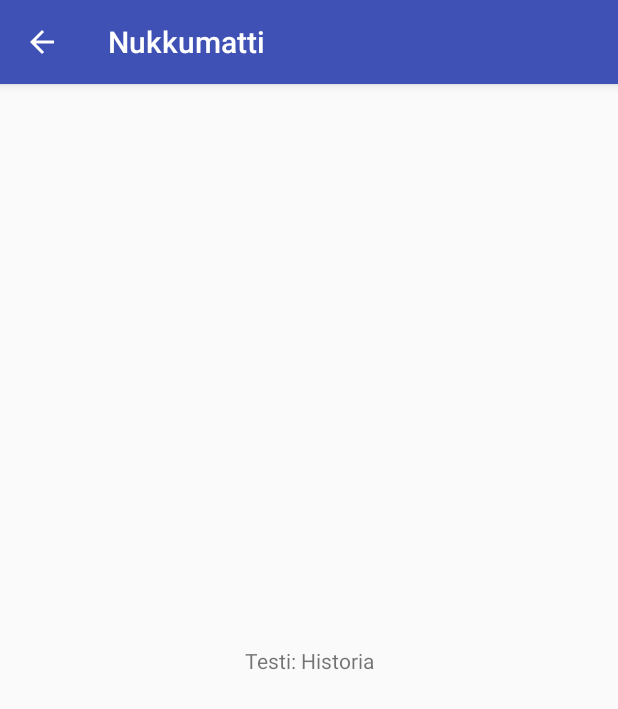
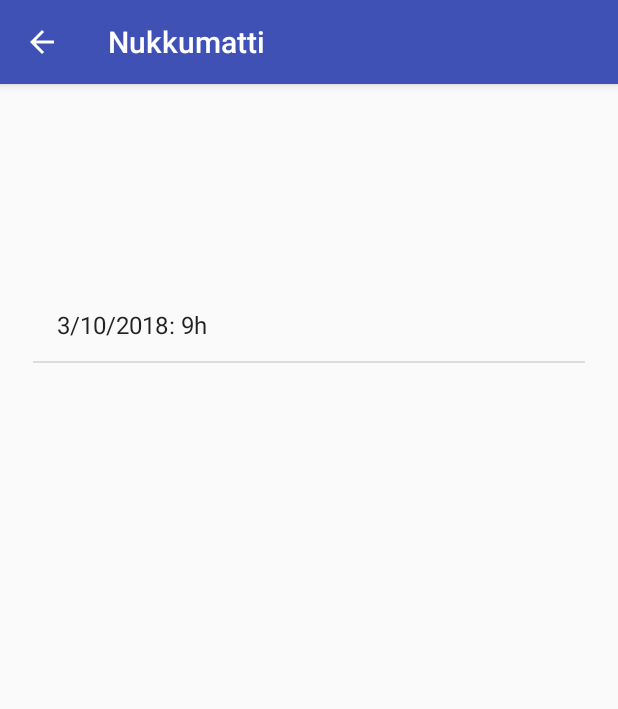
Before and after one commit to nakkijorma/Nukkumatti, an Android app: the screen it shows after launch (Historia), after a tap on "TILASTOT - SLEEP", on a phone screen of 412 x 824 dp. Shown: the top 709 px of the screen. Run offline under Robolectric (Android 15) with nearby library versions, the phone set to English and light mode, and no system bars.

Commit message:
Lista tehty

```diff
--- a/app/src/main/java/com/example/juuso/nukkumatti/Historia.java
+++ b/app/src/main/java/com/example/juuso/nukkumatti/Historia.java
@@ -2,6 +2,8 @@ package com.example.juuso.nukkumatti;
 
 import android.support.v7.app.AppCompatActivity;
 import android.os.Bundle;
+import android.widget.ArrayAdapter;
+import android.widget.ListView;
 
 public class Historia extends AppCompatActivity {
 
@@ -9,5 +11,15 @@ public class Historia extends AppCompatActivity {
     protected void onCreate(Bundle savedInstanceState) {
         super.onCreate(savedInstanceState);
         setContentView(R.layout.activity_historia);
+
+        ListView lv = findViewById(R.id.listview);
+
+        lv.setAdapter(new ArrayAdapter<Olio>(this, android.R.layout.simple_list_item_1, Lista.getInstance().getOliot()));
+
+
+
     }
+
+
+
 }
--- /dev/null
+++ b/app/src/main/java/com/example/juuso/nukkumatti/Lista.java
@@ -0,0 +1,23 @@
+package com.example.juuso.nukkumatti;
+
+import java.util.ArrayList;
+import java.util.List;
+
+class Lista {
+    private List<Olio> oliot;
+    private static final Lista ourInstance = new Lista();
+
+    static Lista getInstance() {
+        return ourInstance;
+    }
+
+    private Lista() {
+        oliot = new ArrayList<>();
+        oliot.add(new Olio("3/10/2018", 9));
+    }
+
+    public List<Olio> getOliot() {
+        return oliot;
+
+    }
+}
--- a/app/src/main/java/com/example/juuso/nukkumatti/MainActivity.java
+++ b/app/src/main/java/com/example/juuso/nukkumatti/MainActivity.java
@@ -5,6 +5,8 @@ import android.support.v7.app.AppCompatActivity;
 import android.os.Bundle;
 import android.view.View;
 import android.widget.Button;
+
+import java.util.ArrayList;
 
 
 public class MainActivity extends AppCompatActivity implements View.OnClickListener {
--- /dev/null
+++ b/app/src/main/java/com/example/juuso/nukkumatti/Olio.java
@@ -0,0 +1,23 @@
+package com.example.juuso.nukkumatti;
+
+public class Olio {
+    private String pvm;
+    private int tunnit;
+
+    public Olio(String pvm, int tunnit) {
+        this.pvm = pvm;
+        this.tunnit = tunnit;
+    }
+
+    public String getPvm() {
+        return this.pvm;
+    }
+
+    public int getTunnit() {
+        return this.tunnit;
+    }
+
+    public String toString() {
+        return this.pvm + ": " + this.tunnit + "h";
+    }
+}
--- a/app/src/main/res/layout/activity_historia.xml
+++ b/app/src/main/res/layout/activity_historia.xml
@@ -6,11 +6,10 @@
     android:layout_height="match_parent"
     tools:context=".Historia">
 
-    <TextView
-        android:id="@+id/textView4"
-        android:layout_width="wrap_content"
-        android:layout_height="wrap_content"
-        android:text="Testi: Historia"
+    <ListView
+        android:id="@+id/listview"
+        android:layout_width="368dp"
+        android:layout_height="495dp"
         app:layout_constraintBottom_toBottomOf="parent"
         app:layout_constraintEnd_toEndOf="parent"
         app:layout_constraintStart_toStartOf="parent"
```
Also changed, not shown: app/src/main/java/com/example/juuso/nukkumatti/UniMaara.java (+6 -1 lines), app/src/main/res/layout/activity_main.xml (indentation only).
